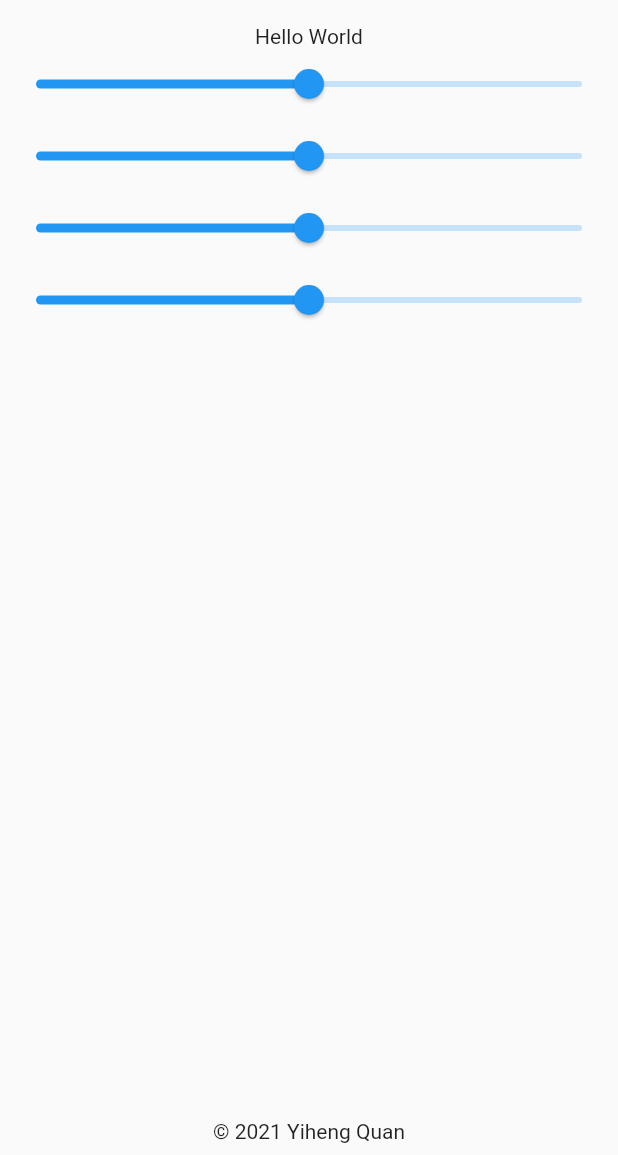
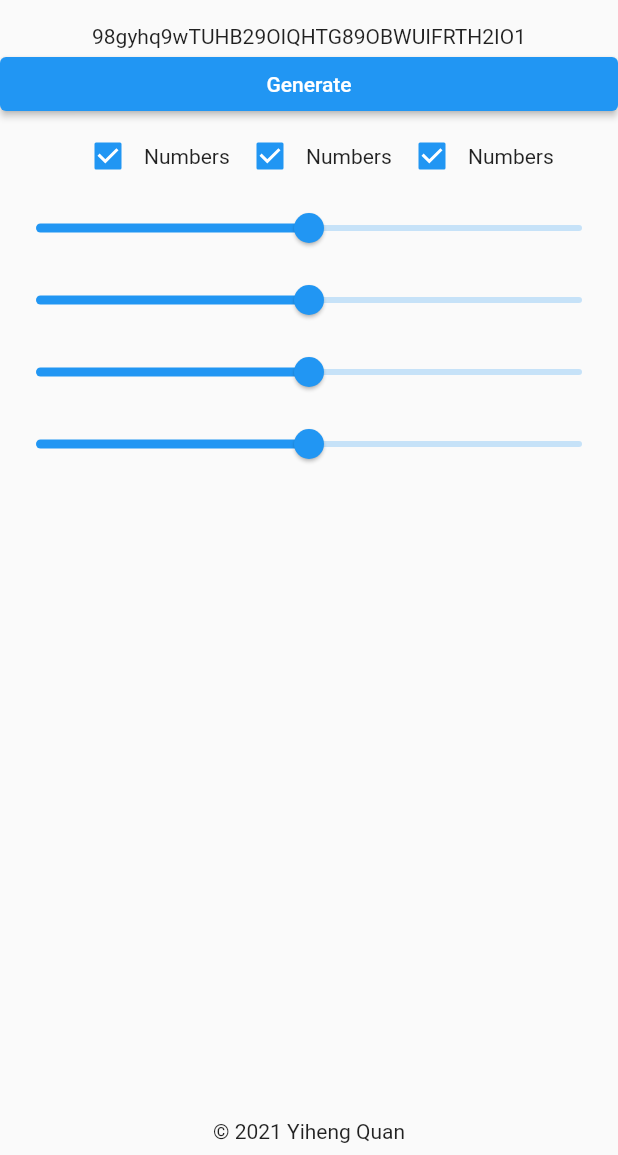
Before and after one commit to HenryQuan/pGen, a Flutter app: the screen it shows after launch, on a phone screen of 412 x 824 dp, the part 81-1236 px from its top. Run offline on Flutter 3.47's test engine with Material 2 defaults, Android fonts, the phone set to English and light mode, and no system bars.

Commit message:
copied back WrapBox from wows info and adding more ui
It should be simple just like CPUSpeed

```diff
--- a/pgen/lib/pages/pgen.dart
+++ b/pgen/lib/pages/pgen.dart
@@ -1,7 +1,9 @@
 import 'package:flutter/material.dart';
 import 'package:pgen/widgets/AdaptiveText.dart';
 import 'package:pgen/widgets/AppTitle.dart';
+import 'package:pgen/widgets/CheckBoxText.dart';
 import 'package:pgen/widgets/Copyright.dart';
+import 'package:pgen/widgets/WrapBox.dart';
 
 class PGenPage extends StatefulWidget {
   const PGenPage({Key? key}) : super(key: key);
@@ -19,8 +21,21 @@ class _PGenPageState extends State<PGenPage> {
         children: [
           const AppTitle(),
           const AdaptiveText(
-            "Hello World",
+            "98gyhq9wTUHB29OIQHTG89OBWUIFRTH2IO1",
             textAlign: TextAlign.center,
+          ),
+          ElevatedButton(
+            onPressed: () {},
+            child: Text("Generate"),
+          ),
+          WrapBox(
+            width: 100,
+            spacing: 8,
+            children: [
+              CheckBoxText("Numbers"),
+              CheckBoxText("Numbers"),
+              CheckBoxText("Numbers"),
+            ],
           ),
           Slider.adaptive(value: 0.5, onChanged: (value) {}),
           Slider.adaptive(value: 0.5, onChanged: (value) {}),
--- /dev/null
+++ b/pgen/lib/widgets/CheckBoxText.dart
@@ -0,0 +1,28 @@
+import 'package:flutter/material.dart';
+
+class CheckBoxText extends StatefulWidget {
+  const CheckBoxText(
+    this.data, {
+    Key? key,
+  }) : super(key: key);
+
+  final String data;
+
+  @override
+  _CheckBoxTextState createState() => _CheckBoxTextState();
+}
+
+class _CheckBoxTextState extends State<CheckBoxText> {
+  @override
+  Widget build(BuildContext context) {
+    return InkWell(
+      onTap: () {},
+      child: Row(
+        children: [
+          Checkbox(value: true, onChanged: (value) {}),
+          Text(widget.data),
+        ],
+      ),
+    );
+  }
+}
--- /dev/null
+++ b/pgen/lib/widgets/WrapBox.dart
@@ -0,0 +1,40 @@
+import 'package:flutter/material.dart';
+
+class WrapBox extends StatelessWidget {
+  const WrapBox({
+    Key? key,
+    required this.children,
+    this.width,
+    this.height,
+    this.padding = const EdgeInsets.all(0),
+    this.itemPadding = const EdgeInsets.all(0),
+    this.spacing = 0.0,
+  }) : super(key: key);
+
+  final List<Widget> children;
+  final EdgeInsets padding;
+  final EdgeInsets itemPadding;
+  final double? width;
+  final double? height;
+  final double spacing;
+
+  @override
+  Widget build(BuildContext context) {
+    return Padding(
+      padding: padding,
+      child: Wrap(
+        spacing: spacing,
+        alignment: WrapAlignment.center,
+        children: children
+            .map((e) => Padding(
+                padding: itemPadding,
+                child: SizedBox(
+                  width: width,
+                  height: height,
+                  child: e,
+                )))
+            .toList(growable: false),
+      ),
+    );
+  }
+}
```
